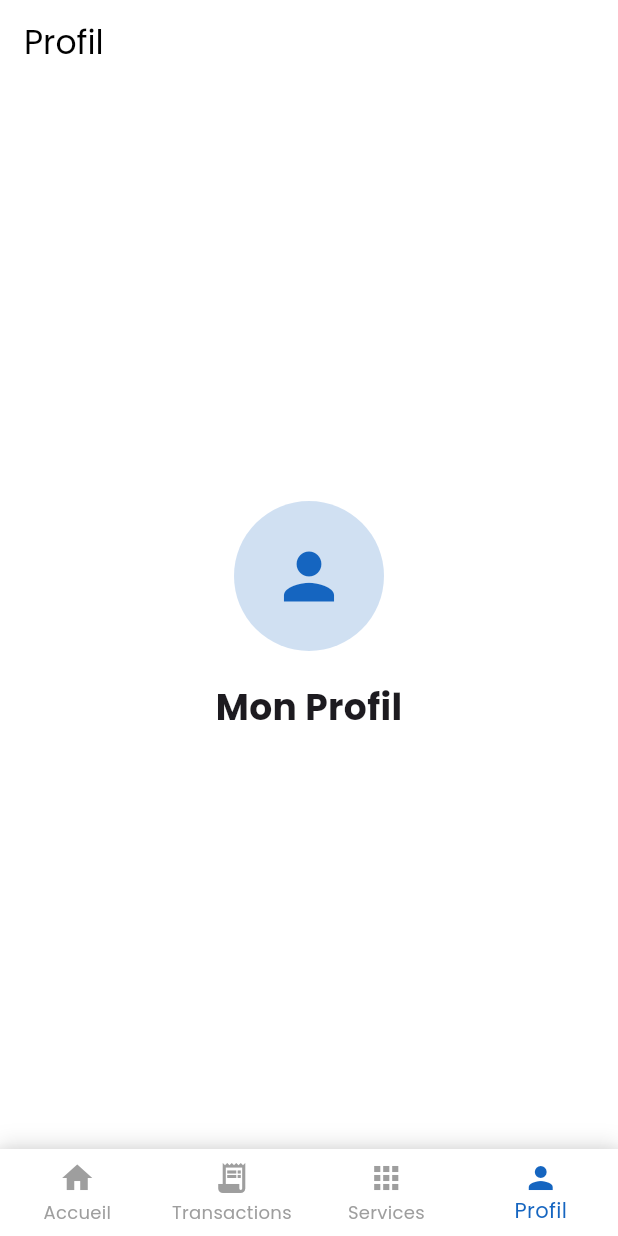
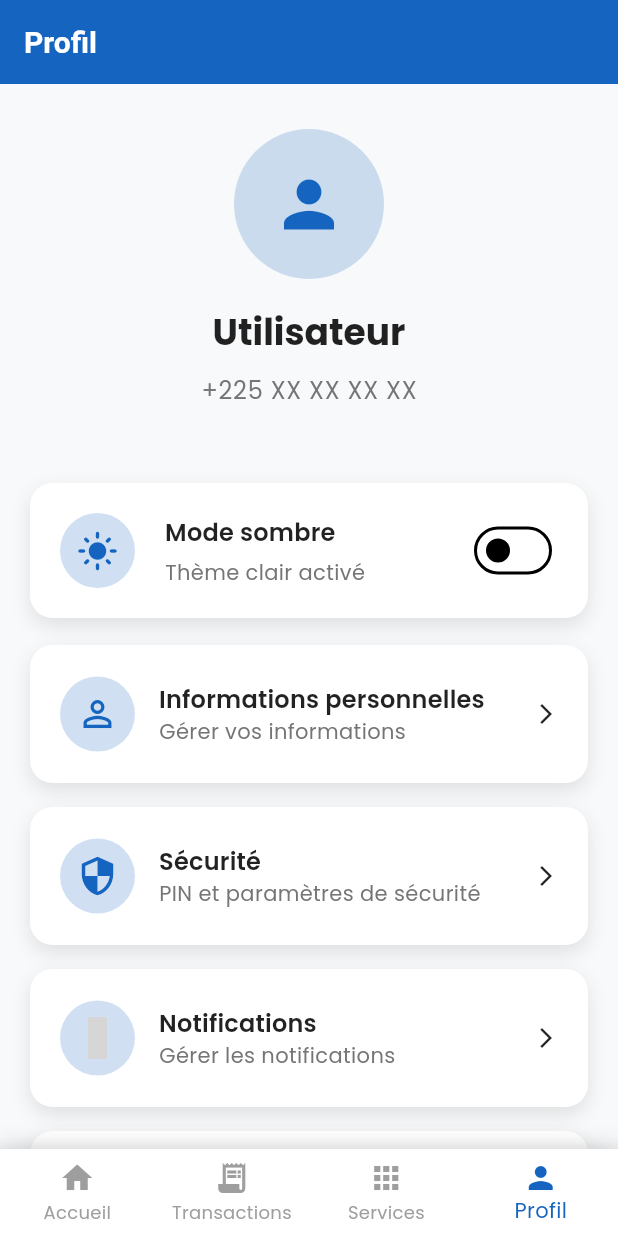
Before and after one commit to yab21/digitapps_pays_client, a Flutter app: the HomeScreen screen opened directly, item 4 of the bottom bar chosen, on a phone screen of 412 x 824 dp. Run offline on Flutter 3.47's test engine with Material 3 defaults, Android fonts, the phone set to English and light mode, and no system bars; our stand-ins replace google_fonts, shared_preferences; accounts and stored records are empty; statements that could not run were skipped; grey boxes are pictures that could not be loaded.

Commit message:
Implement dark/light theme system
- Added ThemeProvider for theme state management
- Created AppThemes with comprehensive light/dark theme definitions
- Added ThemeToggle widget with smooth switching animation
- Enhanced ProfileTab with theme toggle and improved UI
- Updated main.dart to use dynamic theming
- Made splash screen responsive to theme changes
- Added persistence for theme preference using SharedPreferences
- Implemented proper color schemes for both themes

Features:
- Toggle between light/dark modes
- Automatic theme persistence
- Responsive UI components
- Material 3 design principles
- Smooth theme transitions

🤖 Generated with [Claude Code](https://claude.ai/code)

Co-Authored-By: Claude <noreply@anthropic.com>

```diff
--- a/lib/main.dart
+++ b/lib/main.dart
@@ -1,8 +1,9 @@
 import 'package:flutter/material.dart';
 import 'package:provider/provider.dart';
-import 'package:google_fonts/google_fonts.dart';
 import 'screens/splash_screen.dart';
 import 'providers/app_provider.dart';
+import 'providers/theme_provider.dart';
+import 'utils/app_themes.dart';
 
 void main() {
   runApp(const MyApp());
@@ -16,39 +17,19 @@ class MyApp extends StatelessWidget {
     return MultiProvider(
       providers: [
         ChangeNotifierProvider(create: (_) => AppProvider()),
+        ChangeNotifierProvider(create: (_) => ThemeProvider()),
       ],
-      child: MaterialApp(
-        title: 'Pays Client',
-        debugShowCheckedModeBanner: false,
-        theme: ThemeData(
-          primarySwatch: Colors.blue,
-          primaryColor: const Color(0xFF1565C0),
-          colorScheme: ColorScheme.fromSwatch(
-            primarySwatch: Colors.blue,
-          ).copyWith(
-            secondary: const Color(0xFF1E88E5),
-            primary: const Color(0xFF1565C0),
-          ),
-          textTheme: GoogleFonts.poppinsTextTheme(
-            Theme.of(context).textTheme,
-          ),
-          elevatedButtonTheme: ElevatedButtonThemeData(
-            style: ElevatedButton.styleFrom(
-              shape: RoundedRectangleBorder(
-                borderRadius: BorderRadius.circular(12),
-              ),
-              padding: const EdgeInsets.symmetric(vertical: 16),
-            ),
-          ),
-          inputDecorationTheme: InputDecorationTheme(
-            border: OutlineInputBorder(
-              borderRadius: BorderRadius.circular(12),
-            ),
-            filled: true,
-            fillColor: Colors.grey[100],
-          ),
-        ),
-        home: const SplashScreen(),
+      child: Consumer<ThemeProvider>(
+        builder: (context, themeProvider, child) {
+          return MaterialApp(
+            title: 'Pays Client',
+            debugShowCheckedModeBanner: false,
+            theme: AppThemes.lightTheme,
+            darkTheme: AppThemes.darkTheme,
+            themeMode: themeProvider.themeMode,
+            home: const SplashScreen(),
+          );
+        },
       ),
     );
   }
--- /dev/null
+++ b/lib/providers/theme_provider.dart
@@ -0,0 +1,81 @@
+import 'package:flutter/material.dart';
+import 'package:shared_preferences/shared_preferences.dart';
+
+class ThemeProvider extends ChangeNotifier {
+  static const String _themeKey = 'theme_mode';
+
+  ThemeMode _themeMode = ThemeMode.light;
+
+  ThemeMode get themeMode => _themeMode;
+  bool get isDarkMode => _themeMode == ThemeMode.dark;
+
+  ThemeProvider() {
+    _loadTheme();
+  }
+
+  // Charger le thème sauvegardé
+  Future<void> _loadTheme() async {
+    final prefs = await SharedPreferences.getInstance();
+    final savedTheme = prefs.getString(_themeKey);
+
+    if (savedTheme != null) {
+      _themeMode = savedTheme == 'dark' ? ThemeMode.dark : ThemeMode.light;
+      notifyListeners();
+    }
+  }
+
+  // Changer de thème
+  Future<void> toggleTheme() async {
+    _themeMode = _themeMode == ThemeMode.light
+        ? ThemeMode.dark
+        : ThemeMode.light;
+
+    await _saveTheme();
+    notifyListeners();
+  }
+
+  // Définir un thème spécifique
+  Future<void> setTheme(ThemeMode themeMode) async {
+    _themeMode = themeMode;
+    await _saveTheme();
+    notifyListeners();
+  }
+
+  // Sauvegarder le thème
+  Future<void> _saveTheme() async {
+    final prefs = await SharedPreferences.getInstance();
+    await prefs.setString(_themeKey, _themeMode == ThemeMode.dark ? 'dark' : 'light');
+  }
+}
+
+// Définition des couleurs pour les thèmes
+class AppColors {
+  // Couleurs pour le thème clair
+  static const Color lightPrimary = Color(0xFF1565C0);
+  static const Color lightSecondary = Color(0xFF1E88E5);
+  static const Color lightAccent = Color(0xFF0D47A1);
+  static const Color lightBackground = Color(0xFFF8F9FA);
+  static const Color lightSurface = Colors.white;
+  static const Color lightCardShadow = Color(0x1A000000);
+
+  // Couleurs pour le thème sombre
+  static const Color darkPrimary = Color(0xFF2196F3);
+  static const Color darkSecondary = Color(0xFF64B5F6);
+  static const Color darkAccent = Color(0xFF1976D2);
+  static const Color darkBackground = Color(0xFF121212);
+  static const Color darkSurface = Color(0xFF1E1E1E);
+  static const Color darkCardShadow = Color(0x33000000);
+
+  // Gradients
+  static const List<Color> lightGradient = [
+    Color(0xFF1E88E5),
+    Color(0xFF1565C0),
+    Color(0xFF0D47A1),
+  ];
+
+  static const List<Color> darkGradient = [
+    Color(0xFF2196F3),
+    Color(0xFF1976D2),
+    Color(0xFF0D47A1),
+  ];
+}
--- a/lib/screens/home_screen.dart
+++ b/lib/screens/home_screen.dart
@@ -4,6 +4,7 @@ import '../providers/app_provider.dart';
 import '../widgets/balance_card.dart';
 import '../widgets/service_grid.dart';
 import '../widgets/transaction_list.dart';
+import '../widgets/theme_toggle.dart';
 
 class HomeScreen extends StatefulWidget {
   const HomeScreen({Key? key}) : super(key: key);
@@ -210,10 +211,12 @@ class ProfileTab extends StatelessWidget {
         title: const Text('Profil'),
         elevation: 0,
       ),
-      body: Center(
+      body: SingleChildScrollView(
         child: Column(
-          mainAxisAlignment: MainAxisAlignment.center,
           children: [
+            const SizedBox(height: 30),
+
+            // Photo de profil et nom
             Container(
               width: 100,
               height: 100,
@@ -228,13 +231,133 @@ class ProfileTab extends StatelessWidget {
               ),
             ),
             const SizedBox(height: 20),
-            const Text(
-              'Mon Profil',
-              style: TextStyle(
-                fontSize: 24,
-                fontWeight: FontWeight.bold,
+            Consumer<AppProvider>(
+              builder: (context, provider, child) {
+                return Text(
+                  provider.userName.isEmpty ? 'Utilisateur' : provider.userName,
+                  style: Theme.of(context).textTheme.headlineSmall?.copyWith(
+                    fontWeight: FontWeight.bold,
+                  ),
+                );
+              },
+            ),
+            const SizedBox(height: 10),
+            Text(
+              '+225 XX XX XX XX',
+              style: Theme.of(context).textTheme.bodyLarge?.copyWith(
+                color: Colors.grey[600],
               ),
             ),
+
+            const SizedBox(height: 40),
+
+            // Toggle de thème
+            const ThemeToggle(),
+
+            // Autres options du profil
+            ThemeCard(
+              title: 'Informations personnelles',
+              subtitle: 'Gérer vos informations',
+              icon: Icons.person_outline,
+              onTap: () {
+                ScaffoldMessenger.of(context).showSnackBar(
+                  const SnackBar(
+                    content: Text('Fonctionnalité bientôt disponible'),
+                    behavior: SnackBarBehavior.floating,
+                  ),
+                );
+              },
+              trailing: const Icon(Icons.arrow_forward_ios, size: 16),
+            ),
+
+            ThemeCard(
+              title: 'Sécurité',
+              subtitle: 'PIN et paramètres de sécurité',
+              icon: Icons.security,
+              onTap: () {
+                ScaffoldMessenger.of(context).showSnackBar(
+                  const SnackBar(
+                    content: Text('Fonctionnalité bientôt disponible'),
+                    behavior: SnackBarBehavior.floating,
+                  ),
+                );
+              },
+              trailing: const Icon(Icons.arrow_forward_ios, size: 16),
+            ),
+
+            ThemeCard(
+              title: 'Notifications',
+              subtitle: 'Gérer les notifications',
+              icon: Icons.notifications_outline,
+              onTap: () {
+                ScaffoldMessenger.of(context).showSnackBar(
+                  const SnackBar(
+                    content: Text('Fonctionnalité bientôt disponible'),
+                    behavior: SnackBarBehavior.floating,
+                  ),
+                );
+              },
+              trailing: const Icon(Icons.arrow_forward_ios, size: 16),
+            ),
+
+            ThemeCard(
+              title: 'Aide et support',
+              subtitle: 'Contactez notre équipe',
+              icon: Icons.help_outline,
+              onTap: () {
+                ScaffoldMessenger.of(context).showSnackBar(
+                  const SnackBar(
+                    content: Text('Fonctionnalité bientôt disponible'),
+                    behavior: SnackBarBehavior.floating,
+                  ),
+                );
+              },
+              trailing: const Icon(Icons.arrow_forward_ios, size: 16),
+            ),
+
+            const SizedBox(height: 30),
+
+            // Bouton de déconnexion
+            Container(
+              margin: const EdgeInsets.symmetric(horizontal: 20),
+              width: double.infinity,
+              child: ElevatedButton(
+                onPressed: () {
+                  showDialog(
+                    context: context,
+                    builder: (context) => AlertDialog(
+                      title: const Text('Déconnexion'),
+                      content: const Text('Êtes-vous sûr de vouloir vous déconnecter ?'),
+                      actions: [
+                        TextButton(
+                          onPressed: () => Navigator.pop(context),
+                          child: const Text('Annuler'),
+                        ),
+                        ElevatedButton(
+                          onPressed: () {
+                            Navigator.pop(context);
+                            ScaffoldMessenger.of(context).showSnackBar(
+                              const SnackBar(
+                                content: Text('Déconnexion réussie'),
+                                behavior: SnackBarBehavior.floating,
+                              ),
+                            );
+                          },
+                          child: const Text('Déconnecter'),
+                        ),
+                      ],
+                    ),
+                  );
+                },
+                style: ElevatedButton.styleFrom(
+                  backgroundColor: Colors.red,
+                  foregroundColor: Colors.white,
+                ),
+                child: const Text('Se déconnecter'),
+              ),
+            ),
+
+            const SizedBox(height: 30),
           ],
         ),
       ),
--- a/lib/screens/splash_screen.dart
+++ b/lib/screens/splash_screen.dart
@@ -58,14 +58,14 @@ class _SplashScreenState extends State<SplashScreen> with SingleTickerProviderSt
   Widget build(BuildContext context) {
     return Scaffold(
       body: Container(
-        decoration: const BoxDecoration(
+        decoration: BoxDecoration(
           gradient: LinearGradient(
             begin: Alignment.topCenter,
             end: Alignment.bottomCenter,
             colors: [
-              Color(0xFF1E88E5),
-              Color(0xFF1565C0),
-              Color(0xFF0D47A1),
+              Theme.of(context).primaryColor,
+              Theme.of(context).primaryColor.withValues(alpha: 0.8),
+              Theme.of(context).primaryColor.withValues(alpha: 0.6),
             ],
           ),
         ),
--- /dev/null
+++ b/lib/utils/app_themes.dart
@@ -0,0 +1,171 @@
+import 'package:flutter/material.dart';
+import 'package:google_fonts/google_fonts.dart';
+import '../providers/theme_provider.dart';
+
+class AppThemes {
+  // Thème clair
+  static ThemeData get lightTheme => ThemeData(
+    useMaterial3: true,
+    brightness: Brightness.light,
+    primaryColor: AppColors.lightPrimary,
+    colorScheme: const ColorScheme.light(
+      primary: AppColors.lightPrimary,
+      secondary: AppColors.lightSecondary,
+      surface: AppColors.lightSurface,
+      onPrimary: Colors.white,
+      onSecondary: Colors.white,
+      onSurface: Colors.black87,
+    ),
+
+    // Typographie
+    textTheme: GoogleFonts.poppinsTextTheme().apply(
+      bodyColor: Colors.black87,
+      displayColor: Colors.black87,
+    ),
+
+    // AppBar
+    appBarTheme: const AppBarTheme(
+      elevation: 0,
+      backgroundColor: AppColors.lightPrimary,
+      foregroundColor: Colors.white,
+      titleTextStyle: TextStyle(
+        color: Colors.white,
+        fontSize: 20,
+        fontWeight: FontWeight.w600,
+      ),
+    ),
+
+    // Boutons
+    elevatedButtonTheme: ElevatedButtonThemeData(
+      style: ElevatedButton.styleFrom(
+        backgroundColor: AppColors.lightPrimary,
+        foregroundColor: Colors.white,
+        shape: RoundedRectangleBorder(
+          borderRadius: BorderRadius.circular(15),
+        ),
+        padding: const EdgeInsets.symmetric(vertical: 16),
+        elevation: 5,
+      ),
+    ),
+
+    // Champs de texte
+    inputDecorationTheme: InputDecorationTheme(
+      border: OutlineInputBorder(
+        borderRadius: BorderRadius.circular(15),
+        borderSide: const BorderSide(color: AppColors.lightPrimary),
+      ),
+      focusedBorder: OutlineInputBorder(
+        borderRadius: BorderRadius.circular(15),
+        borderSide: const BorderSide(color: AppColors.lightPrimary, width: 2),
+      ),
+      filled: true,
+      fillColor: AppColors.lightBackground,
+      labelStyle: const TextStyle(color: AppColors.lightPrimary),
+      prefixIconColor: AppColors.lightPrimary,
+    ),
+
+    // Cards
+    cardTheme: CardTheme(
+      elevation: 5,
+      shape: RoundedRectangleBorder(
+        borderRadius: BorderRadius.circular(15),
+      ),
+      color: AppColors.lightSurface,
+      shadowColor: AppColors.lightCardShadow,
+    ),
+
+    // Bottom Navigation
+    bottomNavigationBarTheme: const BottomNavigationBarThemeData(
+      backgroundColor: AppColors.lightSurface,
+      selectedItemColor: AppColors.lightPrimary,
+      unselectedItemColor: Colors.grey,
+      elevation: 10,
+    ),
+
+    // Scaffold
+    scaffoldBackgroundColor: AppColors.lightBackground,
+  );
+
+  // Thème sombre
+  static ThemeData get darkTheme => ThemeData(
+    useMaterial3: true,
+    brightness: Brightness.dark,
+    primaryColor: AppColors.darkPrimary,
+    colorScheme: const ColorScheme.dark(
+      primary: AppColors.darkPrimary,
+      secondary: AppColors.darkSecondary,
+      surface: AppColors.darkSurface,
+      onPrimary: Colors.black,
+      onSecondary: Colors.black,
+      onSurface: Colors.white70,
+    ),
+
+    // Typographie
+    textTheme: GoogleFonts.poppinsTextTheme().apply(
+      bodyColor: Colors.white70,
+      displayColor: Colors.white,
+    ),
+
+    // AppBar
+    appBarTheme: const AppBarTheme(
+      elevation: 0,
+      backgroundColor: AppColors.darkSurface,
+      foregroundColor: Colors.white,
+      titleTextStyle: TextStyle(
+        color: Colors.white,
+        fontSize: 20,
+        fontWeight: FontWeight.w600,
+      ),
+    ),
+
+    // Boutons
+    elevatedButtonTheme: ElevatedButtonThemeData(
+      style: ElevatedButton.styleFrom(
+        backgroundColor: AppColors.darkPrimary,
+        foregroundColor: Colors.black,
+        shape: RoundedRectangleBorder(
+          borderRadius: BorderRadius.circular(15),
+        ),
+        padding: const EdgeInsets.symmetric(vertical: 16),
+        elevation: 5,
+      ),
+    ),
+
+    // Champs de texte
+    inputDecorationTheme: InputDecorationTheme(
+      border: OutlineInputBorder(
+        borderRadius: BorderRadius.circular(15),
+        borderSide: const BorderSide(color: AppColors.darkPrimary),
+      ),
+      focusedBorder: OutlineInputBorder(
+        borderRadius: BorderRadius.circular(15),
+        borderSide: const BorderSide(color: AppColors.darkPrimary, width: 2),
+      ),
+      filled: true,
+      fillColor: AppColors.darkSurface,
+      labelStyle: const TextStyle(color: AppColors.darkPrimary),
+      prefixIconColor: AppColors.darkPrimary,
+    ),
+
+    // Cards
+    cardTheme: CardTheme(
+      elevation: 5,
+      shape: RoundedRectangleBorder(
+        borderRadius: BorderRadius.circular(15),
+      ),
+      color: AppColors.darkSurface,
+      shadowColor: AppColors.darkCardShadow,
+    ),
+
+    // Bottom Navigation
+    bottomNavigationBarTheme: const BottomNavigationBarThemeData(
+      backgroundColor: AppColors.darkSurface,
+      selectedItemColor: AppColors.darkPrimary,
+      unselectedItemColor: Colors.grey,
+      elevation: 10,
+    ),
+
+    // Scaffold
+    scaffoldBackgroundColor: AppColors.darkBackground,
+  );
+}
--- /dev/null
+++ b/lib/widgets/theme_toggle.dart
@@ -0,0 +1,142 @@
+import 'package:flutter/material.dart';
+import 'package:provider/provider.dart';
+import '../providers/theme_provider.dart';
+
+class ThemeToggle extends StatelessWidget {
+  const ThemeToggle({Key? key}) : super(key: key);
+
+  @override
+  Widget build(BuildContext context) {
+    return Consumer<ThemeProvider>(
+      builder: (context, themeProvider, child) {
+        return Container(
+          margin: const EdgeInsets.symmetric(horizontal: 20, vertical: 10),
+          padding: const EdgeInsets.all(20),
+          decoration: BoxDecoration(
+            color: Theme.of(context).cardColor,
+            borderRadius: BorderRadius.circular(15),
+            boxShadow: [
+              BoxShadow(
+                color: Colors.black.withValues(alpha: 0.1),
+                blurRadius: 10,
+                offset: const Offset(0, 5),
+              ),
+            ],
+          ),
+          child: Row(
+            children: [
+              Container(
+                width: 50,
+                height: 50,
+                decoration: BoxDecoration(
+                  color: Theme.of(context).primaryColor.withValues(alpha: 0.2),
+                  shape: BoxShape.circle,
+                ),
+                child: Icon(
+                  themeProvider.isDarkMode
+                    ? Icons.dark_mode
+                    : Icons.light_mode,
+                  color: Theme.of(context).primaryColor,
+                  size: 28,
+                ),
+              ),
+              const SizedBox(width: 20),
+              Expanded(
+                child: Column(
+                  crossAxisAlignment: CrossAxisAlignment.start,
+                  children: [
+                    Text(
+                      'Mode sombre',
+                      style: Theme.of(context).textTheme.titleMedium?.copyWith(
+                        fontWeight: FontWeight.w600,
+                      ),
+                    ),
+                    const SizedBox(height: 5),
+                    Text(
+                      themeProvider.isDarkMode
+                        ? 'Thème sombre activé'
+                        : 'Thème clair activé',
+                      style: Theme.of(context).textTheme.bodyMedium?.copyWith(
+                        color: Colors.grey[600],
+                      ),
+                    ),
+                  ],
+                ),
+              ),
+              Switch(
+                value: themeProvider.isDarkMode,
+                onChanged: (value) => themeProvider.toggleTheme(),
+                activeColor: Theme.of(context).primaryColor,
+              ),
+            ],
+          ),
+        );
+      },
+    );
+  }
+}
+
+class ThemeCard extends StatelessWidget {
+  final String title;
+  final String subtitle;
+  final IconData icon;
+  final VoidCallback? onTap;
+  final Widget? trailing;
+
+  const ThemeCard({
+    Key? key,
+    required this.title,
+    required this.subtitle,
+    required this.icon,
+    this.onTap,
+    this.trailing,
+  }) : super(key: key);
+
+  @override
+  Widget build(BuildContext context) {
+    return Container(
+      margin: const EdgeInsets.symmetric(horizontal: 20, vertical: 8),
+      decoration: BoxDecoration(
+        color: Theme.of(context).cardColor,
+        borderRadius: BorderRadius.circular(15),
+        boxShadow: [
+          BoxShadow(
+            color: Colors.black.withValues(alpha: 0.1),
+            blurRadius: 10,
+            offset: const Offset(0, 5),
+          ),
+        ],
+      ),
+      child: ListTile(
+        onTap: onTap,
+        contentPadding: const EdgeInsets.symmetric(horizontal: 20, vertical: 10),
+        leading: Container(
+          width: 50,
+          height: 50,
+          decoration: BoxDecoration(
+            color: Theme.of(context).primaryColor.withValues(alpha: 0.2),
+            shape: BoxShape.circle,
+          ),
+          child: Icon(
+            icon,
+            color: Theme.of(context).primaryColor,
+            size: 28,
+          ),
+        ),
+        title: Text(
+          title,
+          style: Theme.of(context).textTheme.titleMedium?.copyWith(
+            fontWeight: FontWeight.w600,
+          ),
+        ),
+        subtitle: Text(
+          subtitle,
+          style: Theme.of(context).textTheme.bodyMedium?.copyWith(
+            color: Colors.grey[600],
+          ),
+        ),
+        trailing: trailing,
+      ),
+    );
+  }
+}
```
